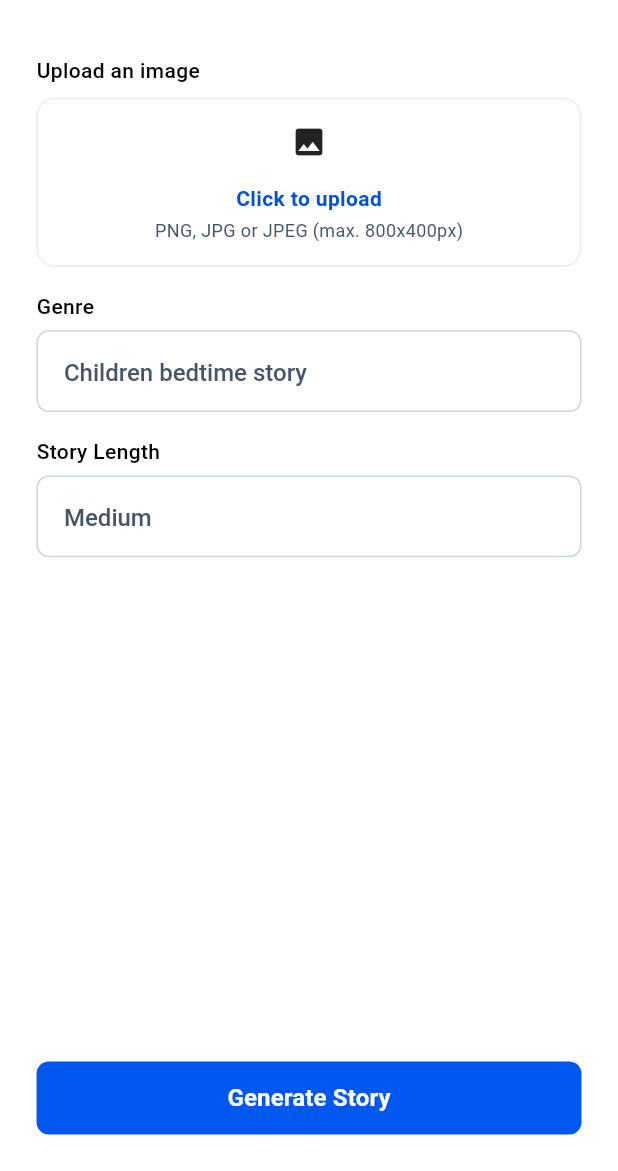
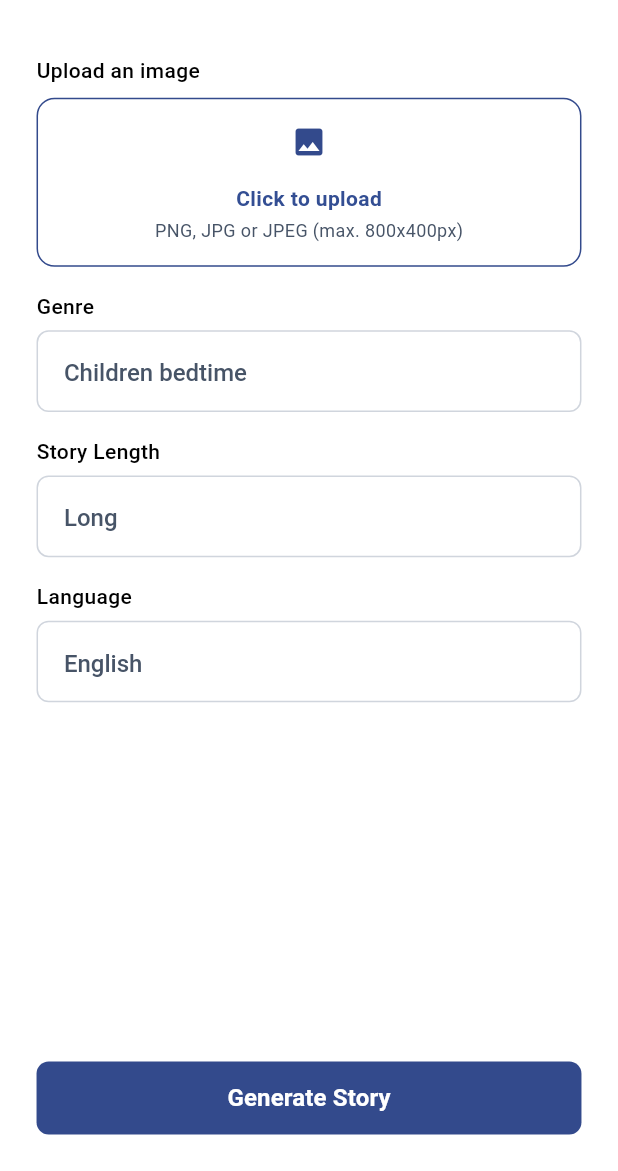
Before and after one commit to Lord-Chris/story-generator, a Flutter app: the screen it shows after launch, on a phone screen of 412 x 824 dp, the part 65-1236 px from its top. Run offline on Flutter 3.47's test engine with Material 3 defaults, Android fonts, the phone set to English and light mode, and no system bars; our stand-ins replace animated_text_kit, flutter_screenutil, google_generative_ai, image_picker, logger; Roboto replaces fonts that are missing (IBM_Plex_Sans).

Commit message:
feat: app finalizaation

```diff
--- a/lib/models/story_params.dart
+++ b/lib/models/story_params.dart
@@ -2,11 +2,13 @@ class StoryParams {
   final List<String> items;
   final String genre;
   final String length;
+  final String language;
 
   const StoryParams({
     required this.items,
     required this.genre,
     required this.length,
+    required this.language,
   });
 
   String get parsedLength {
--- a/lib/ui/shared/components/general/upload_image_card.dart
+++ b/lib/ui/shared/components/general/upload_image_card.dart
@@ -18,13 +18,13 @@ class UploadImageCard extends StatelessWidget {
         width: double.maxFinite,
         padding: REdgeInsets.fromLTRB(24, 16, 24, 16),
         decoration: BoxDecoration(
-          border: Border.all(color: AppColors.gray200, width: 1),
+          border: Border.all(color: AppColors.bidPry500, width: 1),
           borderRadius: BorderRadius.circular(12),
         ),
         child: Column(
           crossAxisAlignment: CrossAxisAlignment.center,
           children: [
-            const Icon(Icons.image),
+            const Icon(Icons.image, color: AppColors.bidPry500),
             Spacing.vertRegular(),
             Text.rich(
               TextSpan(
--- a/lib/ui/shared/constants/app_colors.dart
+++ b/lib/ui/shared/constants/app_colors.dart
@@ -9,10 +9,11 @@ class AppColors {
   static const transparent = Colors.transparent;
 
   // ----------------------Named Colors From UI------------------
-  static const bidPry400 = Color.fromARGB(255, 94, 150, 247);
-  static const bidPry500 = Color.fromARGB(255, 0, 88, 240);
-  static const bidPry600 = Color.fromARGB(255, 0, 87, 227);
-  static const bidPry800 = Color.fromARGB(255, 0, 80, 218);
+  static const bidPry400 = Color(0xFF5C79A9);
+  static const bidPry500 = Color(0xFF334A8C);
+  static const bidPry600 = Color(0xFF475984);
+  static const bidPry800 = Color(0xFF334E93);
+
   static const gray50 = Color(0XFFF9FAFB);
   static const gray100 = Color(0XFFF2F4F7);
   static const gray200 = Color(0XFFEAECF0);
--- a/lib/ui/shared/constants/app_constants.dart
+++ b/lib/ui/shared/constants/app_constants.dart
@@ -7,7 +7,7 @@ class AppConstants {
       'https://valhala-stg.s3.eu-west-2.amazonaws.com/avatar/woman-graduating-with-certificate-avatar-character-vector-25010708.jpg';
 
   static const List<String> genres = [
-    "Children bedtime story",
+    "Children bedtime",
     "Adventure",
     "Mystery",
     "Romance",
@@ -20,4 +20,19 @@ class AppConstants {
   ];
 
   static const List<String> storyLength = ['Long', 'Medium', 'Short'];
+
+  static const List<String> languages = [
+    "English",
+    "Pidgin English",
+    "Mandarin Chinese",
+    "Spanish",
+    // "Igbo",
+    "Hindi",
+    // "Yoruba",
+    "Arabic",
+    "Portuguese",
+    "Russian",
+    "Japanese",
+    "German",
+  ];
 }
--- a/lib/ui/views/image_selector_view.dart
+++ b/lib/ui/views/image_selector_view.dart
@@ -25,8 +25,9 @@ class _ImageSelectorViewState extends State<ImageSelectorView> {
   final IAIService _aiService = AIService();
   File? image;
   String genre = AppConstants.genres.first;
-  String length = 'Medium';
+  String length = AppConstants.storyLength.first;
   bool isBusy = false;
+  String language = AppConstants.languages.first;
 
   @override
   Widget build(BuildContext context) {
@@ -84,6 +85,14 @@ class _ImageSelectorViewState extends State<ImageSelectorView> {
             value: length,
             onChanged: (val) => length = val!,
           ),
+          Spacing.vertRegular(),
+          AppDropdownField(
+            label: 'Language',
+            hint: 'Select language',
+            items: AppConstants.languages,
+            value: language,
+            onChanged: (val) => language = val!,
+          ),
           const Spacer(),
           Spacing.vertRegular(),
           AppButton(
@@ -114,6 +123,7 @@ class _ImageSelectorViewState extends State<ImageSelectorView> {
                   items: items,
                   genre: genre,
                   length: length,
+                  language: language,
                 );
 
                 Navigator.push(
--- a/pubspec.yaml
+++ b/pubspec.yaml
@@ -32,6 +32,7 @@ dependencies:
   cupertino_icons: ^1.0.2
   flutter:
     sdk: flutter
+  flutter_hooks: ^0.20.5
   flutter_screenutil: ^5.9.0
   google_generative_ai: ^0.2.0
   image_picker: ^1.0.7
```
Also changed, not shown: lib/services/ai_service/ai_service.dart (+18 -5 lines), lib/ui/views/story_view.dart (+37 -13 lines), pubspec.lock.
